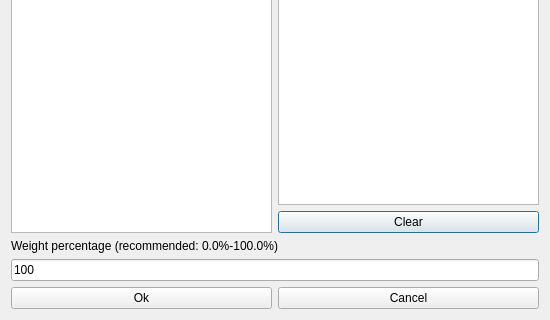
Old version of the form fet/src/interface/modifyconstraintteacherhomeroomsform_template.ui in the repository vonmecheln/fet; both pictures show x 0 to 550 and y 189 to 509 of the 550 by 509 pixel window.
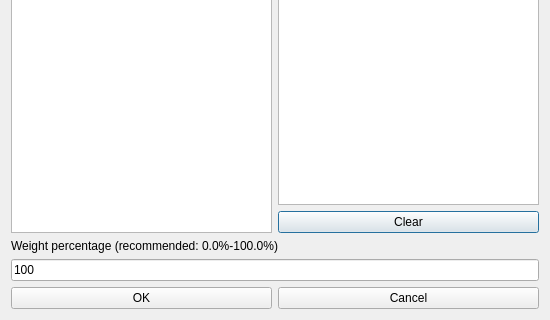
New version of the form.

What changed in the file:
```diff
--- a/fet/src/interface/modifyconstraintteacherhomeroomsform_template.ui
+++ b/fet/src/interface/modifyconstraintteacherhomeroomsform_template.ui
@@ -112,7 +112,7 @@
      <item>
       <widget class="QPushButton" name="okPushButton">
        <property name="text">
-        <string>Ok</string>
+        <string>OK</string>
        </property>
       </widget>
      </item>
```
